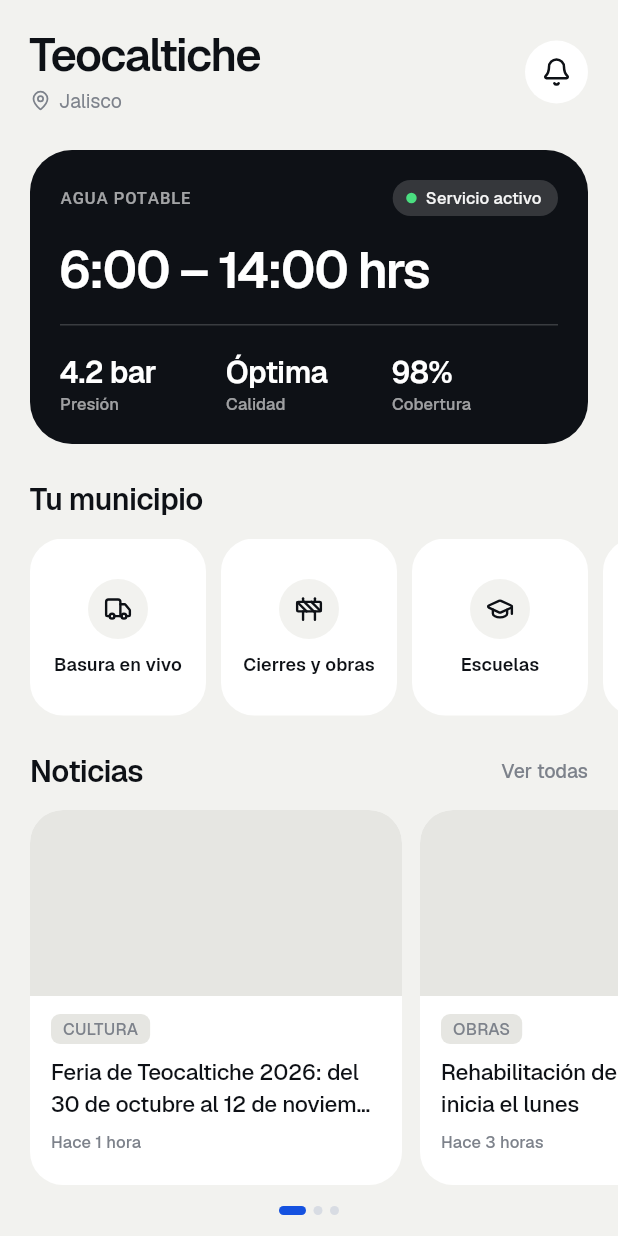
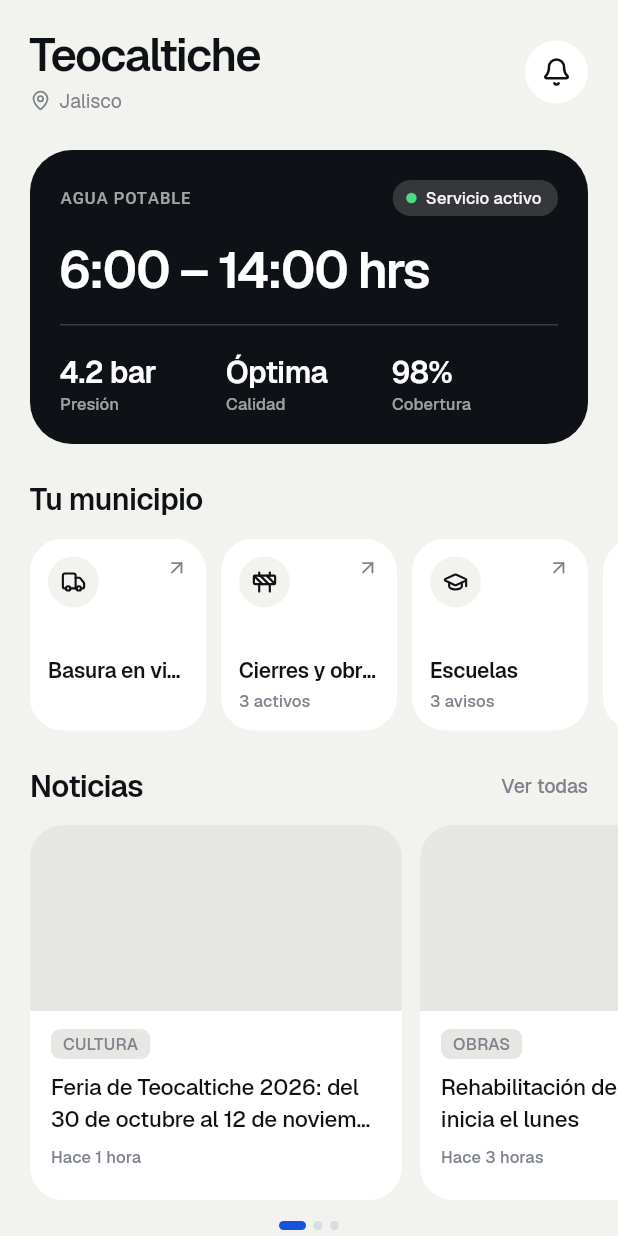
Before and after one commit to JustinM1770/miteocal-platform, a Flutter app: the InicioPagina widget shown alone on an empty page, opened directly, on a phone screen of 412 x 824 dp. Run offline on Flutter 3.47's test engine with Material 3 defaults, Android fonts, the phone set to English and light mode, and no system bars; our stand-ins replace cloud_firestore, firebase_core, flutter_map, geolocator, google_fonts, image_picker and 6 more; missing offline and left inert: liquid_glass_widgets; accounts and stored records are empty; Roboto replaces fonts that are missing (Geist Mono).

Commit message:
feat(app): tarjetas de módulos con dato en vivo

```diff
--- a/mobile_app/lib/pantallas/inicio_pagina.dart
+++ b/mobile_app/lib/pantallas/inicio_pagina.dart
@@ -127,6 +127,7 @@ class _InicioPaginaState extends State<InicioPagina> {
                   const _TituloSeccion(titulo: 'Tu municipio'),
                   const SizedBox(height: 14),
                   _Modulos(
+                    coloniaId: colonia?.id ?? perfil?.coloniaId,
                     modulos: [
                       for (final m in Modulo.values)
                         if (m != Modulo.agua && municipio.tieneModulo(m.clave))
@@ -313,14 +314,103 @@ class _TituloSeccion extends StatelessWidget {
 }
 
 /// Carrusel de los módulos contratados por el municipio. Caben tres a lo
-/// ancho, repartidos de orilla a orilla; si hay más, se deslizan.
-class _Modulos extends StatelessWidget {
-  const _Modulos({required this.modulos, required this.alAbrir});
+/// ancho, repartidos de orilla a orilla; si hay más, se deslizan. Cada
+/// tarjeta trae un dato en vivo de su módulo.
+class _Modulos extends StatefulWidget {
+  const _Modulos({
+    required this.modulos,
+    required this.alAbrir,
+    this.coloniaId,
+  });
 
   final List<Modulo> modulos;
   final ValueChanged<Modulo> alAbrir;
+  final String? coloniaId;
 
+  @override
+  State<_Modulos> createState() => _ModulosState();
+}
+
+class _ModulosState extends State<_Modulos> {
   static const _separacion = 10.0;
+  final _datos = <Modulo, Future<(String, bool)?>>{};
+
+  static const _meses = [
+    'ene',
+    'feb',
+    'mar',
+    'abr',
+    'may',
+    'jun',
+    'jul',
+    'ago',
+    'sep',
+    'oct',
+    'nov',
+    'dic',
+  ];
+
+  /// (texto, enVivo). null si no hay nada que decir.
+  Future<(String, bool)?> _dato(Modulo m) async {
+    final repo = context.read<Repositorio>();
+    try {
+      switch (m) {
+        case Modulo.basura:
+          final id = widget.coloniaId;
+          if (id == null) return null;
+          final r = await repo.rutaBasura(id);
+          if (r == null || r.minutos == null) return ('Hoy no pasa', false);
+          return r.minutos! <= 2
+              ? ('Llegando a tu calle', true)
+              : ('Llega en ${r.minutos} min', true);
+        case Modulo.cierres:
+          final n = (await repo.cierres()).length;
+          return (
+            n == 0
+                ? 'Sin cierres'
+                : n == 1
+                ? '1 activo'
+                : '$n activos',
+            false,
+          );
+        case Modulo.escuelas:
+          final n = (await repo.avisosEscolares()).length;
+          return (
+            n == 0
+                ? 'Sin avisos'
+                : n == 1
+                ? '1 aviso'
+                : '$n avisos',
+            false,
+          );
+        case Modulo.feria:
+          final hoy = DateUtils.dateOnly(DateTime.now());
+          final eventos = [...await repo.eventosFeria()]
+            ..sort((a, b) => a.fecha.compareTo(b.fecha));
+          final deHoy = eventos.where((e) => DateUtils.isSameDay(e.fecha, hoy));
+          if (deHoy.isNotEmpty) {
+            final e = deHoy.last;
+            return (
+              'Hoy: ${e.artista.isNotEmpty ? e.artista : e.titulo}',
+              true,
+            );
+          }
+          final prox = eventos.where((e) => e.fecha.isAfter(hoy));
+          if (prox.isEmpty) return ('Ver programa', false);
+          final f = prox.first.fecha;
+          return ('Inicia ${f.day} ${_meses[f.month - 1]}', false);
+        case Modulo.paisanos:
+          final t = await repo.transmisionEnVivo();
+          if (t != null && t.enVivo) return ('Transmisión en vivo', true);
+          final c = await repo.comunidadPaisana();
+          return c == null ? null : ('${c.conectados} conectados', false);
+        case Modulo.agua:
+          return null;
+      }
+    } catch (_) {
+      return null;
+    }
+  }
 
   @override
   Widget build(BuildContext context) {
@@ -329,69 +419,134 @@ class _Modulos extends StatelessWidget {
         final util = c.maxWidth - Medidas.margenLateral * 2;
         final ancho = (util - _separacion * 2) / 3;
         return SizedBox(
-          height: 118,
+          height: 128,
           child: ListView.separated(
             scrollDirection: Axis.horizontal,
             padding: const EdgeInsets.symmetric(
               horizontal: Medidas.margenLateral,
             ),
-            itemCount: modulos.length,
+            itemCount: widget.modulos.length,
             separatorBuilder: (_, _) => const SizedBox(width: _separacion),
             itemBuilder: (context, i) {
-              final m = modulos[i];
+              final m = widget.modulos[i];
+              final dato = _datos.putIfAbsent(m, () => _dato(m));
               return SizedBox(
                 width: ancho,
-                child: Material(
+                child: _TarjetaModulo(
+                  modulo: m,
+                  dato: dato,
+                  alTocar: () => widget.alAbrir(m),
+                ),
+              );
+            },
+          ),
+        );
+      },
+    );
+  }
+}
+
+class _TarjetaModulo extends StatelessWidget {
+  const _TarjetaModulo({
+    required this.modulo,
+    required this.dato,
+    required this.alTocar,
+  });
+
+  final Modulo modulo;
+  final Future<(String, bool)?> dato;
+  final VoidCallback alTocar;
+
+  @override
+  Widget build(BuildContext context) {
+    final primary = Theme.of(context).colorScheme.primary;
+    return Material(
       color: Colores.fondoTarjeta,
       shape: RoundedRectangleBorder(
         borderRadius: BorderRadius.circular(Medidas.radioTarjeta),
       ),
       child: InkWell(
         borderRadius: BorderRadius.circular(Medidas.radioTarjeta),
-                    onTap: () => alAbrir(m),
+        onTap: alTocar,
         child: Padding(
-                      padding: const EdgeInsets.symmetric(
-                        horizontal: 10,
-                        vertical: 14,
-                      ),
+          padding: const EdgeInsets.fromLTRB(12, 12, 12, 13),
           child: Column(
-                        mainAxisAlignment: MainAxisAlignment.center,
+            crossAxisAlignment: CrossAxisAlignment.start,
+            children: [
+              Row(
+                crossAxisAlignment: CrossAxisAlignment.start,
                 children: [
                   Container(
-                            width: 40,
-                            height: 40,
+                    width: 34,
+                    height: 34,
                     decoration: const BoxDecoration(
                       color: Colores.fondoSutil,
                       shape: BoxShape.circle,
                     ),
                     child: Icon(
-                              m.icono,
-                              size: 19,
+                      modulo.icono,
+                      size: 17,
                       color: Colores.textoPrimario,
                     ),
                   ),
-                          const SizedBox(height: 9),
+                  const Spacer(),
+                  const Icon(
+                    LucideIcons.arrowUpRight,
+                    size: 15,
+                    color: Colores.textoSecundario,
+                  ),
+                ],
+              ),
+              const Spacer(),
               Text(
-                            m.nombre,
-                            textAlign: TextAlign.center,
-                            maxLines: 2,
+                modulo.nombre,
+                maxLines: 1,
+                overflow: TextOverflow.ellipsis,
+                style: Tipografia.cuerpo.copyWith(
+                  fontWeight: FontWeight.w600,
+                  fontSize: 14,
+                ),
+              ),
+              const SizedBox(height: 3),
+              FutureBuilder<(String, bool)?>(
+                future: dato,
+                builder: (context, snap) {
+                  final d = snap.data;
+                  if (d == null) {
+                    return Text(' ', style: Tipografia.micro);
+                  }
+                  final (texto, enVivo) = d;
+                  return Row(
+                    children: [
+                      if (enVivo) ...[
+                        Container(
+                          width: 6,
+                          height: 6,
+                          decoration: BoxDecoration(
+                            color: primary,
+                            shape: BoxShape.circle,
+                          ),
+                        ),
+                        const SizedBox(width: 5),
+                      ],
+                      Flexible(
+                        child: Text(
+                          texto,
+                          maxLines: 1,
                           overflow: TextOverflow.ellipsis,
                           style: Tipografia.micro.copyWith(
-                              color: Colores.textoPrimario,
-                              fontWeight: FontWeight.w600,
-                              fontSize: 12,
+                            color: enVivo ? primary : Colores.textoSecundario,
                           ),
+                        ),
+                      ),
+                    ],
+                  );
+                },
               ),
             ],
           ),
         ),
       ),
-                ),
-              );
-            },
-          ),
-        );
-      },
     );
   }
 }
```
Lines whose indentation alone changed are shown as unchanged.
